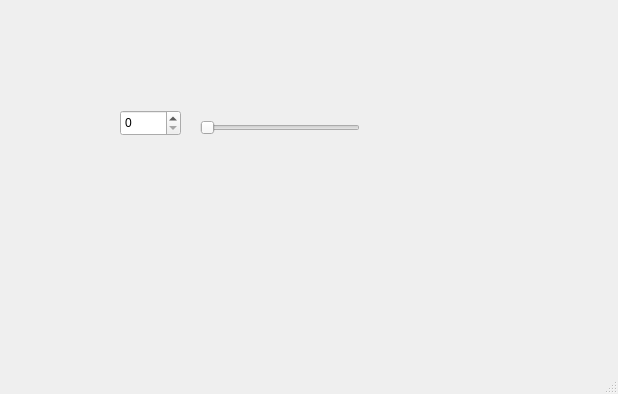
Above: src/dynamixel_gui/src/dynamixel_gui/dynamixel_gui.ui from uc-Scarab/dynamixel_gui before the change. Below: the same form after it.
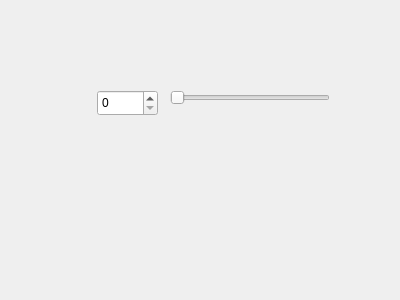
That is the form after the change.

What changed in the file:
```diff
--- a/src/dynamixel_gui/src/dynamixel_gui/dynamixel_gui.ui
+++ b/src/dynamixel_gui/src/dynamixel_gui/dynamixel_gui.ui
@@ -1,60 +1,47 @@
 <?xml version="1.0" encoding="UTF-8"?>
 <ui version="4.0">
  <class>DynamixelGUIWidget</class>
- <widget class="QMainWindow" name="DynamixelGUIWidget">
+ <widget class="QWidget" name="DynamixelGUIWidget">
   <property name="geometry">
    <rect>
     <x>0</x>
     <y>0</y>
-    <width>618</width>
-    <height>394</height>
+    <width>400</width>
+    <height>300</height>
    </rect>
   </property>
   <property name="windowTitle">
    <string>MainWindow</string>
   </property>
-  <widget class="QWidget" name="widget">
-   <widget class="QSlider" name="horizontalSlider">
-    <property name="geometry">
-     <rect>
-      <x>200</x>
-      <y>120</y>
-      <width>160</width>
-      <height>16</height>
-     </rect>
-    </property>
-    <property name="maximum">
-     <number>4095</number>
-    </property>
-    <property name="orientation">
-     <enum>Qt::Horizontal</enum>
-    </property>
-   </widget>
-   <widget class="QSpinBox" name="spinBox">
-    <property name="geometry">
-     <rect>
-      <x>120</x>
-      <y>110</y>
-      <width>61</width>
-      <height>26</height>
-     </rect>
-    </property>
-    <property name="maximum">
-     <number>4095</number>
-    </property>
-   </widget>
+  <widget class="QSpinBox" name="spinBox">
+   <property name="geometry">
+    <rect>
+     <x>97</x>
+     <y>90</y>
+     <width>61</width>
+     <height>26</height>
+    </rect>
+   </property>
+   <property name="maximum">
+    <number>4095</number>
+   </property>
   </widget>
-  <widget class="QMenuBar" name="menubar">
+  <widget class="QSlider" name="motor2">
    <property name="geometry">
     <rect>
-     <x>0</x>
-     <y>0</y>
-     <width>618</width>
-     <height>22</height>
+     <x>170</x>
+     <y>90</y>
+     <width>160</width>
+     <height>16</height>
     </rect>
    </property>
+   <property name="maximum">
+    <number>4095</number>
+   </property>
+   <property name="orientation">
+    <enum>Qt::Horizontal</enum>
+   </property>
   </widget>
-  <widget class="QStatusBar" name="statusbar"/>
  </widget>
  <resources/>
  <connections>
```
Left out of the diff: 12 changed lines with no effect on the pictures.
